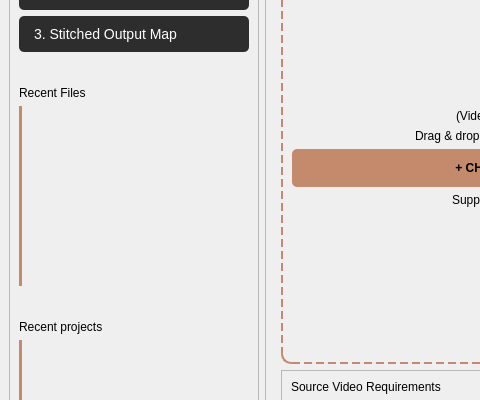
This is ui/main_window.ui in Vak0p/bakalarka as Qt 5 draws it before an edit; both pictures show x 0 to 480 and y 107 to 507 of the 781 by 646 pixel window. The edited form follows.
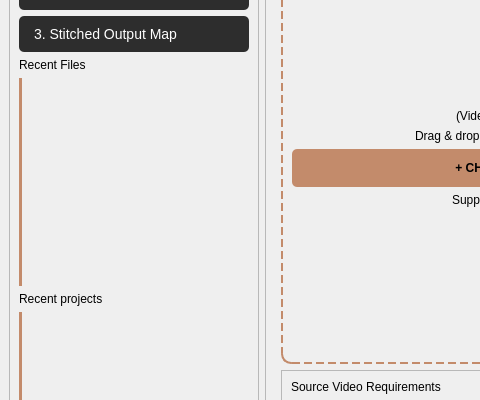
This is the edited form.

Diff of the .ui file:
```diff
--- a/ui/main_window.ui
+++ b/ui/main_window.ui
@@ -102,19 +102,6 @@
          </property>
         </widget>
        </item>
-       <item>
-        <spacer name="v_spacer_4">
-         <property name="orientation">
-          <enum>Qt::Vertical</enum>
-         </property>
-         <property name="sizeHint" stdset="0">
-          <size>
-           <width>20</width>
-           <height>40</height>
-          </size>
-         </property>
-        </spacer>
-       </item>
        <item>
         <widget class="QLabel" name="recent_files_label">
          <property name="text">
@@ -145,19 +132,6 @@
          </property>
         </widget>
        </item>
-       <item>
-        <spacer name="v_spacer_5">
-         <property name="orientation">
-          <enum>Qt::Vertical</enum>
-         </property>
-         <property name="sizeHint" stdset="0">
-          <size>
-           <width>20</width>
-           <height>40</height>
-          </size>
-         </property>
-        </spacer>
-       </item>
        <item>
         <widget class="QLabel" name="recent_projects_label">
          <property name="text">
```
